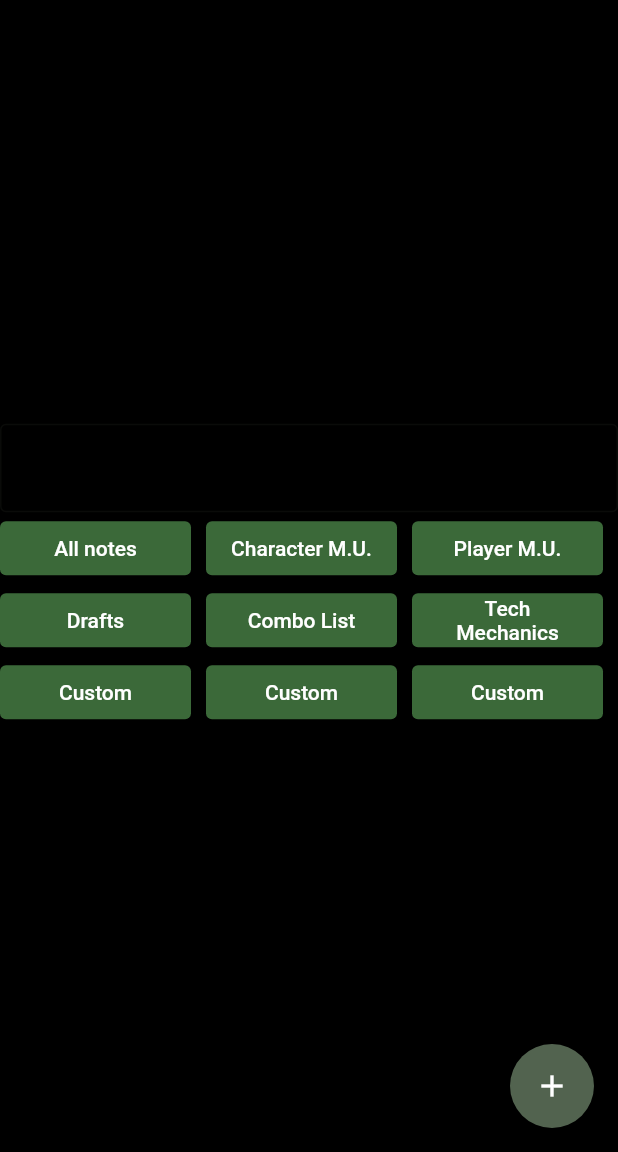
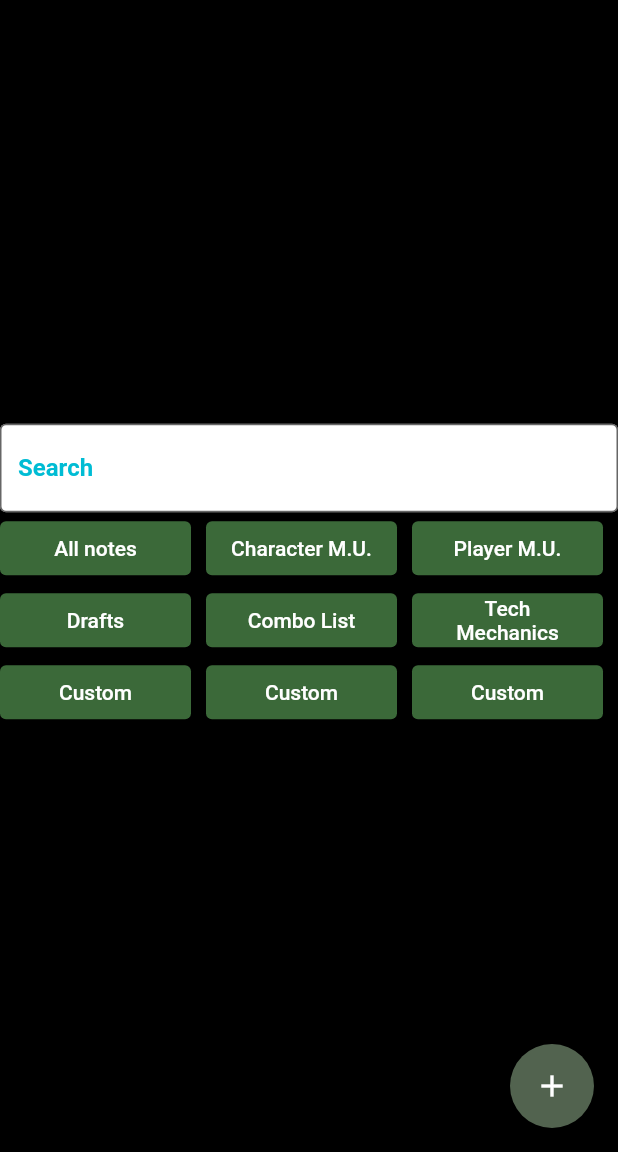
Before and after one commit to firedb/myFightCompanion, a Flutter app: the screen it shows after launch, on a phone screen of 412 x 824 dp, the part 84-1236 px from its top. Run offline on Flutter 3.47's test engine with Material 2 defaults, Android fonts, the light colour scheme and no system bars.

Commit message:
need to improve readibility in main menu adding note_list.dart and button functionality

```diff
--- a/my_fight_companion/lib/main.dart
+++ b/my_fight_companion/lib/main.dart
@@ -1,5 +1,6 @@
 import 'package:flutter/material.dart';
 import 'package:flutter/rendering.dart';
+import 'note_list.dart';
 
 void main() {
   runApp(const MyApp());
@@ -95,11 +96,16 @@ class _MyHomePageState extends State<MyHomePage> {
             Row(
               mainAxisAlignment: MainAxisAlignment.center,
               children: const [
-                Expanded(
+               Expanded(
                     child: TextField(
                   decoration: InputDecoration(
                     border: OutlineInputBorder(),
+                    floatingLabelAlignment: FloatingLabelAlignment.center,
+                    hintText: 'Click Here...',
                     labelText: 'Search',
+                    labelStyle: TextStyle (color: Colors.cyan, fontWeight: FontWeight.bold),
+                    fillColor: Colors.white,
+                    filled: true,
                   ),
                 ))
               ],
@@ -109,7 +115,13 @@ class _MyHomePageState extends State<MyHomePage> {
               children: [
                 Expanded(
                   child: ElevatedButton(
-                      onPressed: _incrementCounter,
+                      onPressed: () {
+                        Navigator.push(
+                          context,
+                          MaterialPageRoute(
+                              builder: (context) => NoteListPage()),
+                        );
+                      },
                       child: const Text(
                         'All notes',
                       )),
```
